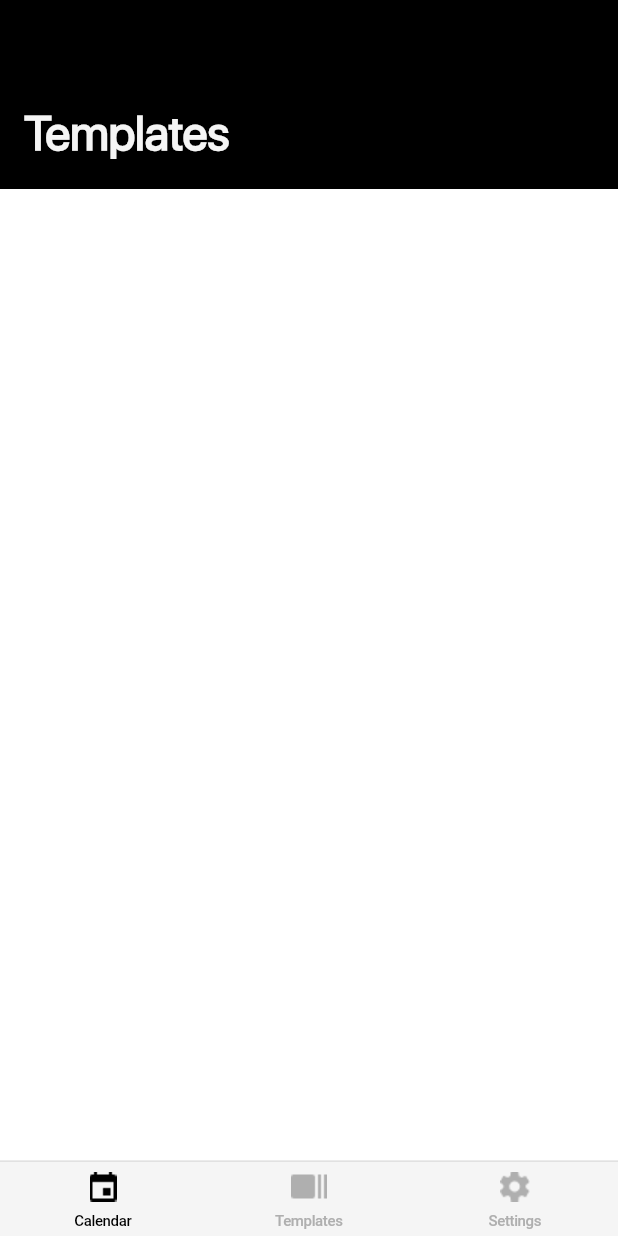
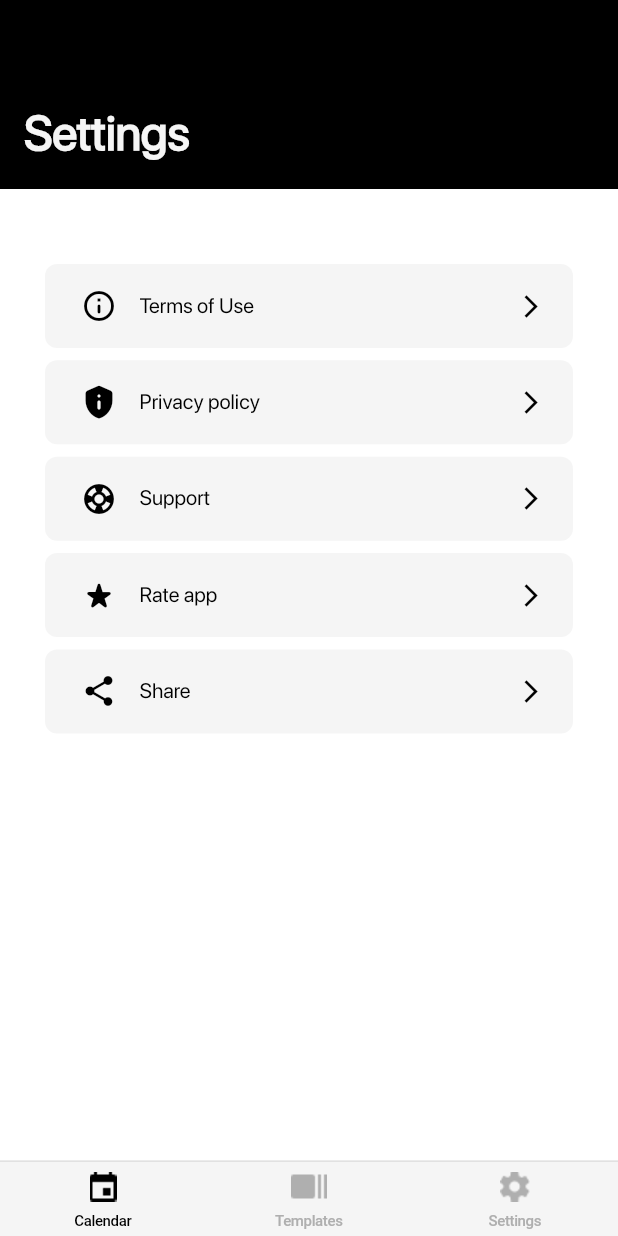
Before and after one commit to GhostuSs/shift_calendar, a Flutter app: the HomePage screen opened directly, on a phone screen of 412 x 824 dp. Run offline on Flutter 3.47's test engine with Material 2 defaults, Android fonts, the phone set to English and light mode, and no system bars; our stand-ins replace shared_preferences; accounts and stored records are empty.

Commit message:
'ready SettingsScreen'

```diff
--- a/lib/main.dart
+++ b/lib/main.dart
@@ -13,7 +13,6 @@ Future<void> main() async {
   seen = prefs.getBool("seen") ?? false;
   await prefs.setBool("seen", true);
   subscribe = prefs.getBool("subscribe") ?? false;
-  seen = false;
   runApp(const App());
 }
 
--- a/lib/routes.dart
+++ b/lib/routes.dart
@@ -1,14 +1,18 @@
 import 'package:flutter/material.dart';
 import 'package:shift_calendar/ui/screens/home_page.dart';
 import 'package:shift_calendar/ui/screens/onboarding/ui/onboarding_screen.dart';
+import 'package:shift_calendar/ui/screens/settings/ui/settings_screen.dart';
 
 abstract class MainNavigationRoutes {
   static const String home = '/';
   static const String onboarding = '/onboarding';
+  static const String settings = '/settings';
 }
 
 final routes = {
-  MainNavigationRoutes.home: (BuildContext context) => HomePage(),
+  MainNavigationRoutes.home: (BuildContext context) => const HomePage(),
   MainNavigationRoutes.onboarding: (BuildContext context) =>
       const OnBoardingScreen(),
+  MainNavigationRoutes.settings: (BuildContext context) =>
+      const SettingsScreen(),
 };
--- a/lib/ui/res/typography/app_typography.dart
+++ b/lib/ui/res/typography/app_typography.dart
@@ -20,6 +20,12 @@ abstract class AppTypography {
       fontWeight: FontWeight.w400,
       decoration: TextDecoration.underline);
 
+  static const TextStyle normal14Black = TextStyle(
+      fontFamily: _fontFamily,
+      fontSize: 14,
+      color: ProjectColors.black,
+      fontWeight: FontWeight.w500);
+
   static const TextStyle semibold32White = TextStyle(
     fontFamily: _fontFamily,
     fontSize: 32,
--- a/lib/ui/res/uikit/buttons/onboarding_btn.dart
+++ b/lib/ui/res/uikit/buttons/onboarding_btn.dart
@@ -23,9 +23,22 @@ class OnboardingBtn extends StatelessWidget {
               borderRadius: BorderRadius.circular(30),
               color: ProjectColors.white),
           child: Center(
-            child: Text(
-              label,
-              style: AppTypography.normal18Black,
+            child: Row(
+              mainAxisSize: MainAxisSize.min,
+              children: [
+                Text(
+                  label,
+                  style: AppTypography.normal18Black,
+                ),
+                const SizedBox(
+                  width: 10,
+                ),
+                const Icon(
+                  Icons.arrow_forward_ios,
+                  color: ProjectColors.black,
+                  size: 18,
+                )
+              ],
             ),
           ),
         ),
--- a/lib/ui/screens/home_page.dart
+++ b/lib/ui/screens/home_page.dart
@@ -1,8 +1,8 @@
+import 'package:flutter/cupertino.dart';
 import 'package:flutter/material.dart';
 import 'package:shift_calendar/ui/res/colors/colors.dart';
 import 'package:shift_calendar/ui/res/uikit/btm_nav_bar.dart';
-
-import '../res/uikit/appbars/raw_appbar.dart';
+import 'package:shift_calendar/ui/screens/settings/ui/settings_screen.dart';
 
 class HomePage extends StatefulWidget {
   const HomePage({Key? key}) : super(key: key);
@@ -23,17 +23,28 @@ class _HomePageState extends State<HomePage> {
 
   @override
   Widget build(BuildContext context) {
-    return Scaffold(
+    return CupertinoTabScaffold(
       backgroundColor: ProjectColors.white,
-      bottomNavigationBar: btmNavBar(menuIndex),
-      appBar: const RawAppBar(
-        title: 'Templates',
-      ),
-      body: Column(
-        crossAxisAlignment: CrossAxisAlignment.center,
-        mainAxisAlignment: MainAxisAlignment.center,
-        children: [],
-      ),
+      tabBar: btmNavBar(menuIndex),
+      tabBuilder: (BuildContext context, _selectedIndex) {
+        List pages = [SettingsScreen(), SettingsScreen(), SettingsScreen()];
+        return CupertinoTabView(builder: (context) {
+          switch (_selectedIndex) {
+            case 1:
+              {
+                return new SettingsScreen();
+              }
+            case 2:
+              {
+                return new SettingsScreen();
+              }
+            default:
+              {
+                return pages[_selectedIndex];
+              }
+          }
+        });
+      },
     );
   }
 }
--- /dev/null
+++ b/lib/ui/screens/settings/ui/settings_screen.dart
@@ -0,0 +1,73 @@
+import 'package:flutter/material.dart';
+import 'package:shift_calendar/ui/screens/settings/ui/uikit/settings_card.dart';
+
+import '../../../res/colors/colors.dart';
+import '../../../res/uikit/appbars/raw_appbar.dart';
+
+class SettingsScreen extends StatefulWidget {
+  const SettingsScreen({Key? key}) : super(key: key);
+
+  @override
+  State<StatefulWidget> createState() {
+    return _SettingsScreenState();
+  }
+}
+
+class _SettingsScreenState extends State<SettingsScreen> {
+  @override
+  Widget build(BuildContext context) {
+    return Scaffold(
+      backgroundColor: ProjectColors.white,
+      appBar: const RawAppBar(
+        title: 'Settings',
+      ),
+      body: Padding(
+        padding: const EdgeInsets.symmetric(vertical: 50, horizontal: 20),
+        child: Column(
+          children: [
+            SettingsCard(
+              icon: const Icon(
+                Icons.info_outline_rounded,
+                color: ProjectColors.black,
+              ),
+              text: 'Terms of Use',
+              onPressed: () {},
+            ),
+            SettingsCard(
+              icon: const Icon(
+                Icons.privacy_tip_rounded,
+                color: ProjectColors.black,
+              ),
+              text: 'Privacy policy',
+              onPressed: () {},
+            ),
+            SettingsCard(
+              icon: const Icon(
+                Icons.support_rounded,
+                color: ProjectColors.black,
+              ),
+              text: 'Support',
+              onPressed: () {},
+            ),
+            SettingsCard(
+              icon: const Icon(
+                Icons.star_rate_rounded,
+                color: ProjectColors.black,
+              ),
+              text: 'Rate app',
+              onPressed: () {},
+            ),
+            SettingsCard(
+              icon: const Icon(
+                Icons.share_rounded,
+                color: ProjectColors.black,
+              ),
+              text: 'Share',
+              onPressed: () {},
+            ),
+          ],
+        ),
+      ),
+    );
+  }
+}
--- /dev/null
+++ b/lib/ui/screens/settings/ui/uikit/settings_card.dart
@@ -0,0 +1,59 @@
+import 'package:flutter/material.dart';
+import 'package:shift_calendar/ui/res/typography/app_typography.dart';
+
+import '../../../../res/colors/colors.dart';
+
+class SettingsCard extends StatelessWidget {
+  final String text;
+  final void Function() onPressed;
+  final Widget icon;
+
+  const SettingsCard({
+    required this.icon,
+    required this.text,
+    required this.onPressed,
+  });
+
+  @override
+  Widget build(BuildContext context) {
+    final double height = MediaQuery.of(context).size.height;
+    return Padding(
+        padding: EdgeInsets.only(bottom: height * 0.01, left: 10, right: 10),
+        child: Container(
+          height: 56,
+          width: double.infinity,
+          decoration: BoxDecoration(
+              borderRadius: BorderRadius.circular(8.0),
+              color: ProjectColors.lightGray),
+          child: InkWell(
+            borderRadius: BorderRadius.circular(8.0),
+            child: Card(
+              elevation: 0,
+              borderOnForeground: false,
+              color: ProjectColors.lightGray,
+              child: Row(
+                children: [
+                  Padding(
+                    padding: EdgeInsets.only(
+                        left: 20,
+                        right: 15,
+                        top: height * 0.01,
+                        bottom: height * 0.01),
+                    child: icon,
+                  ),
+                  Text(text, style: AppTypography.normal14Black),
+                  const Spacer(),
+                  const Padding(
+                      padding: EdgeInsets.only(right: 15),
+                      child: Icon(
+                        Icons.arrow_forward_ios,
+                        size: 18,
+                        color: ProjectColors.black,
+                      ))
+                ],
+              ),
+            ),
+          ),
+        ));
+  }
+}
```
